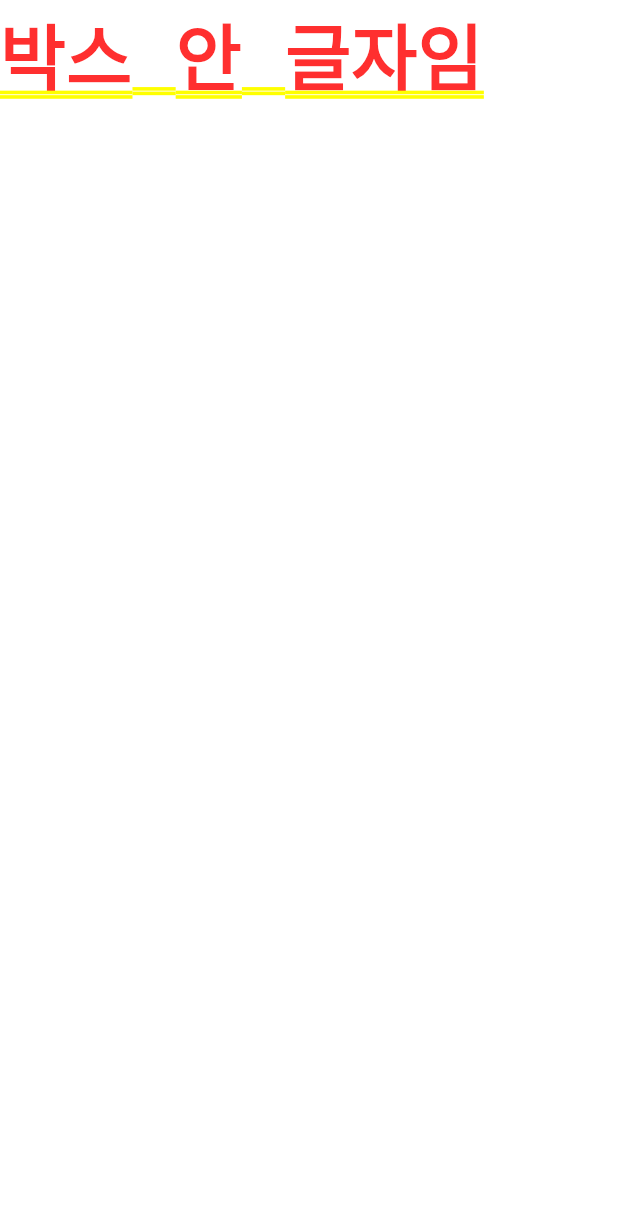
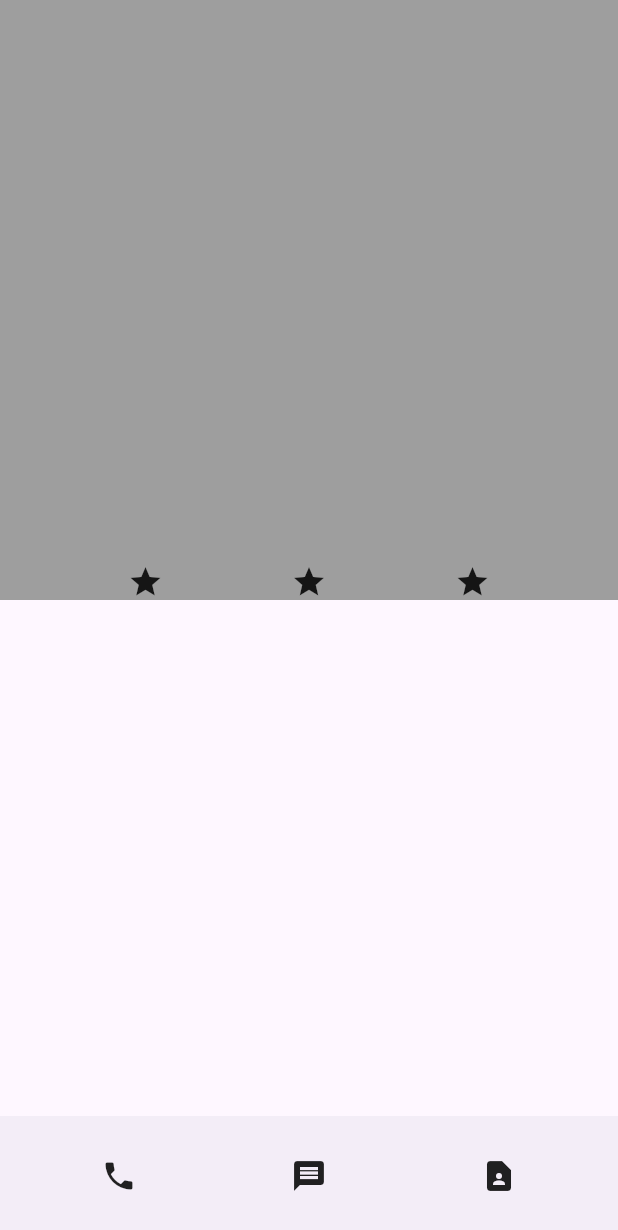
Before and after one commit to chanwoo7/flutter-practice, a Flutter app: the screen it shows after launch, on a phone screen of 412 x 824 dp. Shown: the top 1230 px of the screen. Run offline on Flutter 3.47's test engine with Material 3 defaults, Android fonts, the phone set to English and light mode, and no system bars.

Commit message:
Part 1-4: 플러터 기본 앱 레이아웃 (Scaffold)

```diff
--- a/lib/main.dart
+++ b/lib/main.dart
@@ -11,24 +11,70 @@
   Widget build(BuildContext context) {
 
     return MaterialApp(
-      // 글자
-      // home: Text('안녕'),
+      home: Scaffold(
+        /**
+         * 상단바 / body / 하단바
+         */
+        // appBar: AppBar( title: Text('앱제목') ),
+        // body: Text('안녕'), // body는 필수
+        // bottomNavigationBar: BottomAppBar( child: Text('하단바') ),
 
-      // 아이콘
-      // home: Icon(Icon.star),
 
-      // 이미지
-      // home: Image.asset('assets/dog.png'),
+        /**
+         * 가로 / 세로로 위젯 배치
+         */
+        // body: Row (  // Column 쓰면 세로 배치
+        //   mainAxisAlignment: MainAxisAlignment.spaceEvenly,
+        //     // spaceEvenly: 모든 여백 동일
+        //     // spaceBetween: 양 끝에 우선 배치
+        //     // spaceAround: 모든 여백 동일한데 양 끝 여백은 절반만큼
+        //     // start: 시작 부분에 다 모여
+        //     // end: 끝 부분에 다 모여
+        //     // center: 중간에 다 모여
+        //
+        //   children: [ Icon(Icons.star), Icon(Icons.star), Icon(Icons.star) ]
+        // ),
 
-      // 네모 박스 + width, height 설정
-      // home: Center(
-      //     child: Container(width : 50, height : 50, color: Colors.blue)
-      // ),
 
-      // 위젯 안에 위젯
-      home: Container(
-        child: Text('박스 안 글자임'),
-      )
+        /**
+         * 세로 / 가로 배치 간격 조절
+         */
+        body: Container (
+          color: Colors.grey,
+          height : 400,  // 높이가 있어야 세로 정렬 가능
+          child : Row (
+            mainAxisAlignment: MainAxisAlignment.spaceEvenly,
+            crossAxisAlignment: CrossAxisAlignment.end,  // mainAxisAlignment
+            // Row -> mainAxisAlignment는 가로, crossAxis는 세로
+            // Column -> mainAxisAlignment는 세로, crossAxis는 가로
+
+            children: const [
+              Icon(Icons.star),
+              Icon(Icons.star),
+              Icon(Icons.star),
+            ],
+          ),
+        ),
+
+
+        /**
+         * 숙제: 하단바 디자인
+         */
+        bottomNavigationBar: BottomAppBar(
+          child: SizedBox(
+            // height: 60,  // 왜 안 동작하지?
+            child: Row (
+              mainAxisAlignment: MainAxisAlignment.spaceAround,
+              children: [
+                Icon(Icons.phone),
+                Icon(Icons.message),
+                Icon(Icons.contact_page)
+              ],
+            )
+          )
+        ),
+
+      ),
     );
   }
 }
```
